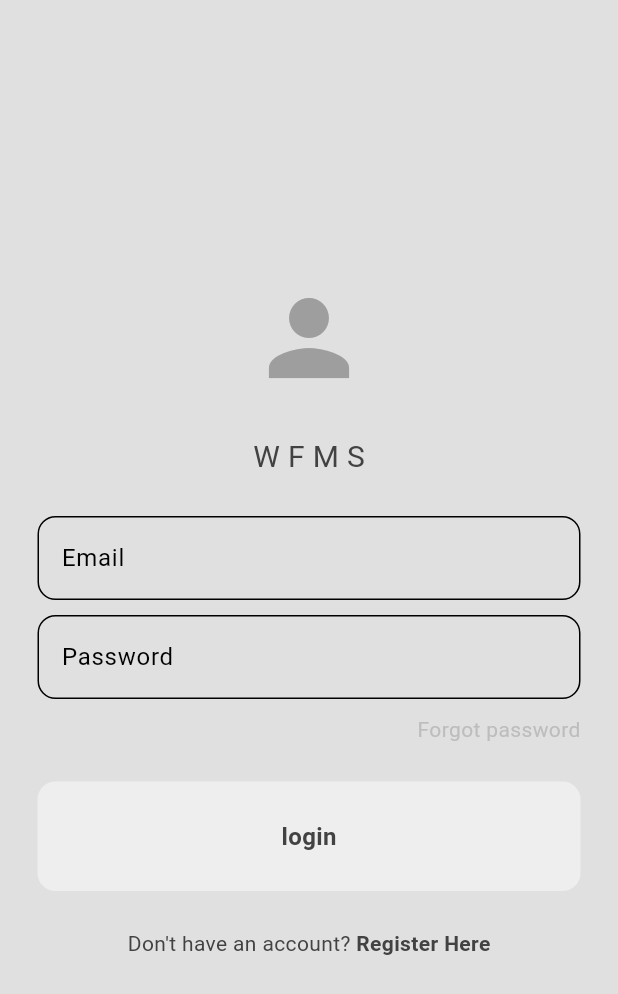
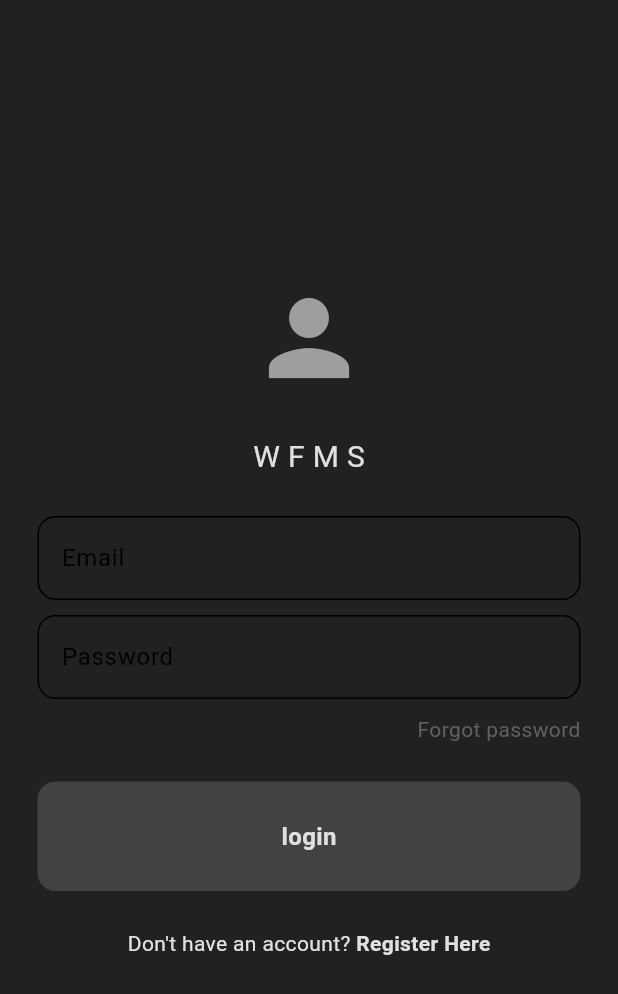
Before and after one commit to Nkurunzizagashati/FLUTTER_PROJECTS, a Flutter app: the screen it shows after launch, on a phone screen of 412 x 824 dp. Shown: the top 994 px of the screen. Run offline on Flutter 3.47's test engine with Material 3 defaults, Android fonts, the phone set to English and light mode, and no system bars; our stand-ins replace cloud_firestore, firebase_auth, firebase_core; accounts and stored records are empty.

Commit message:
add functionality to switch between dark and light modes

```diff
--- a/workflow_management_system/simple_socialmedia_app/lib/main.dart
+++ b/workflow_management_system/simple_socialmedia_app/lib/main.dart
@@ -8,7 +8,7 @@ import 'package:simple_socialmedia_app/pages/home_page.dart';
 import 'package:simple_socialmedia_app/pages/login_page.dart';
 import 'package:simple_socialmedia_app/pages/register_page.dart';
 import 'package:simple_socialmedia_app/pages/update_task.dart';
-import 'package:simple_socialmedia_app/providers/notification_provider.dart';
+import 'package:simple_socialmedia_app/providers/theme_provider.dart';
 import 'package:simple_socialmedia_app/themes/dark_mode.dart';
 import 'package:simple_socialmedia_app/themes/light_mode.dart';
 
@@ -18,7 +18,7 @@ void main() async {
 
   runApp(
     ChangeNotifierProvider(
-      create: (context) => NotificationsProvider(),
+      create: (context) => ThemeProvider(),
       child: const MyApp(),
     ),
   );
@@ -29,11 +29,14 @@ class MyApp extends StatelessWidget {
 
   @override
   Widget build(BuildContext context) {
+    return Consumer<ThemeProvider>(
+      builder: (context, themeProvider, child) {
         return MaterialApp(
           debugShowCheckedModeBanner: false,
-      home: const LoginPage(),
           theme: lightMode,
           darkTheme: darkMode,
+          themeMode: themeProvider
+              .getThemeMode, // Set the theme mode based on the provider
           initialRoute: "/auth",
           routes: {
             '/home': (context) => const HomePage(),
@@ -44,5 +47,7 @@ class MyApp extends StatelessWidget {
             '/update-task': (context) => const UpdateTask(),
           },
         );
+      },
+    );
   }
 }
--- /dev/null
+++ b/workflow_management_system/simple_socialmedia_app/lib/providers/theme_provider.dart
@@ -0,0 +1,14 @@
+import 'package:flutter/material.dart';
+
+class ThemeProvider with ChangeNotifier {
+  bool _isDarkMode = true;
+
+  ThemeMode get getThemeMode => _isDarkMode ? ThemeMode.dark : ThemeMode.light;
+
+  bool get isDarkMode => _isDarkMode;
+
+  void toggleTheme() {
+    _isDarkMode = !_isDarkMode;
+    notifyListeners();
+  }
+}
--- a/workflow_management_system/simple_socialmedia_app/lib/utils/task_utils.dart
+++ b/workflow_management_system/simple_socialmedia_app/lib/utils/task_utils.dart
@@ -1,6 +1,5 @@
 import 'package:flutter/material.dart';
 import 'package:simple_socialmedia_app/services/auth_servces.dart';
-import 'package:simple_socialmedia_app/services/notification.dart';
 import 'package:simple_socialmedia_app/services/task_services.dart';
 
 final authServices = AuthServices();
```
Also changed, not shown: workflow_management_system/simple_socialmedia_app/lib/pages/settings_page.dart (+10 -4 lines). Lines whose indentation alone changed are shown as unchanged.
